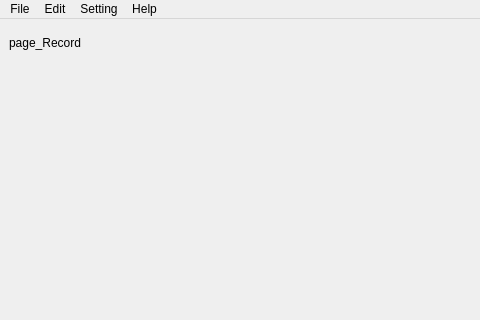
The window that mainwindow.ui (zjw939057120/qt) describes before a commit, drawn with Qt 5; both pictures show x 0 to 480 and y 0 to 320 of the 900 by 600 pixel window.
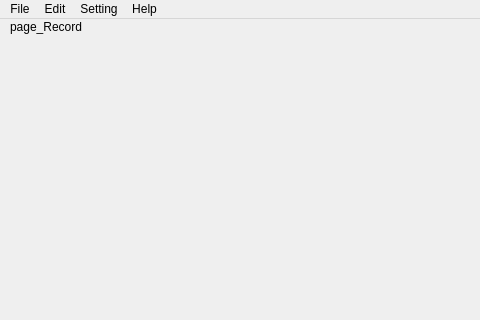
The same window after the commit. The open tabs and pages were chosen to show the change.

Commit message: 调整窗口栏位置

Patch:
```diff
--- a/mainwindow.ui
+++ b/mainwindow.ui
@@ -17,10 +17,10 @@
    <widget class="QStackedWidget" name="stackedWidget">
     <property name="geometry">
      <rect>
-      <x>-1</x>
-      <y>-1</y>
-      <width>901</width>
-      <height>551</height>
+      <x>10</x>
+      <y>0</y>
+      <width>900</width>
+      <height>600</height>
      </rect>
     </property>
     <property name="currentIndex">
@@ -90,10 +90,10 @@
      <widget class="QLabel" name="label_Record">
       <property name="geometry">
        <rect>
-        <x>10</x>
-        <y>10</y>
-        <width>100</width>
-        <height>30</height>
+        <x>0</x>
+        <y>0</y>
+        <width>81</width>
+        <height>16</height>
        </rect>
       </property>
       <property name="text">
```
Left out of the diff: 74 changed lines with no effect on the pictures.
